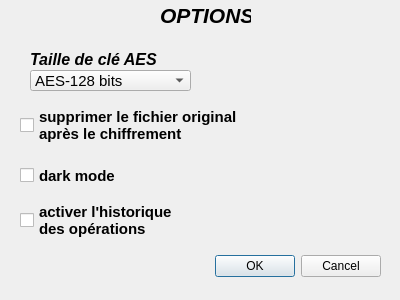
The window that UI/optionsdialog.ui (Gawdamn/chiffrement_AES) describes before a commit, drawn with Qt 5.
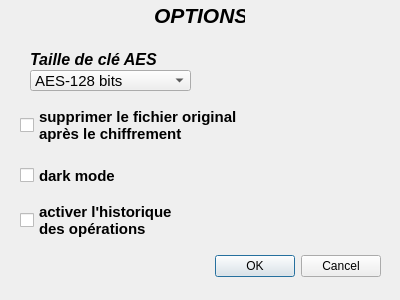
The same window after the commit.

Patch:
```diff
--- a/UI/optionsdialog.ui
+++ b/UI/optionsdialog.ui
@@ -132,7 +132,7 @@
   <widget class="QLabel" name="Titre">
    <property name="geometry">
     <rect>
-     <x>160</x>
+     <x>154</x>
      <y>0</y>
      <width>91</width>
      <height>31</height>
```
Left out of the diff: 2 changed lines with no effect on the pictures.
